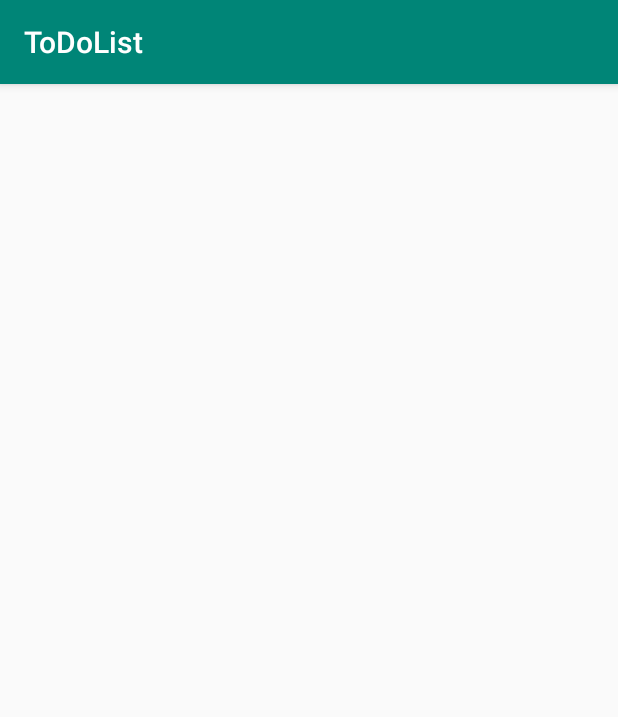
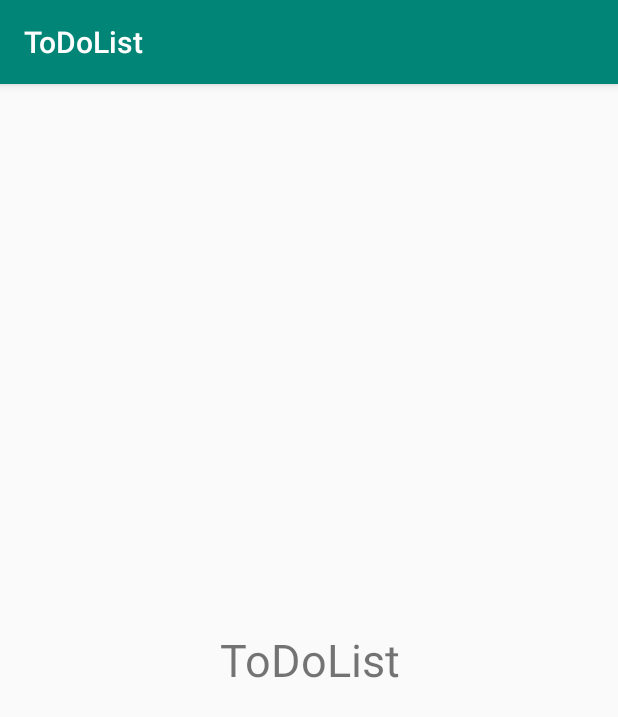
Before and after one commit to Biimka/ToDoList, an Android app: the screen it shows after launch (MainActivity), on a phone screen of 412 x 824 dp. Shown: the top 717 px of the screen. Run offline under Robolectric (Android 15) with nearby library versions, the phone set to English and light mode, and no system bars.

Commit message:
first commit

```diff
--- a/app/src/main/res/layout/activity_main.xml
+++ b/app/src/main/res/layout/activity_main.xml
@@ -3,6 +3,12 @@
     xmlns:tools="http://schemas.android.com/tools"
     android:layout_width="match_parent"
     android:layout_height="match_parent"
+    android:orientation="vertical"
     tools:context=".MainActivity">
-
+    <TextView
+        android:layout_width="match_parent"
+        android:layout_height="match_parent"
+        android:gravity="center"
+        android:text="@string/app_name"
+        android:textSize="30sp" />
 </LinearLayout>
```
